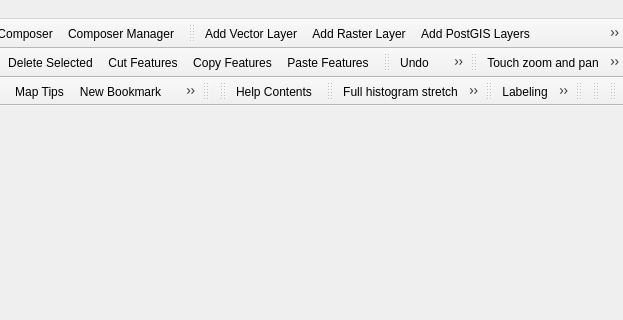
Old version of the form src/ui/qgisapp.ui in the repository qgis/QGIS; both pictures show x 429 to 1052 and y 0 to 320 of the 1052 by 489 pixel window.
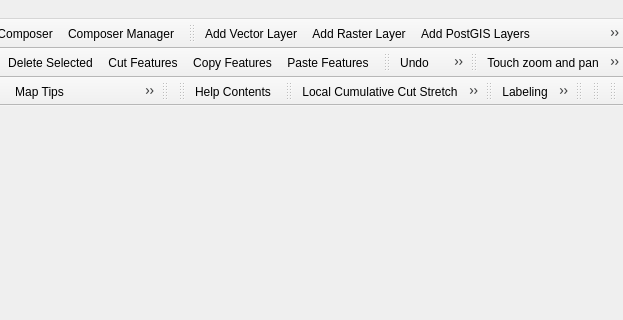
New version of the form. Icons and pictures are not drawn.

Commit message: cumulative cut tools, raster stretching moved from qgisapp to raster layer, unfortunately one control image has also be changed because stretching changed from GDALComputeRasterMinMax which gives for tests/testdata/landsat.tif 3. band min/max 57/157 to GDALComputeRasterStatistics which gives 51/172

Diff of the .ui file:
```diff
--- a/src/ui/qgisapp.ui
+++ b/src/ui/qgisapp.ui
@@ -385,8 +385,10 @@
    <attribute name="toolBarBreak">
     <bool>false</bool>
    </attribute>
-   <addaction name="mActionFullHistogramStretch"/>
+   <addaction name="mActionLocalCumulativeCutStretch"/>
+   <addaction name="mActionFullCumulativeCutStretch"/>
    <addaction name="mActionLocalHistogramStretch"/>
+   <addaction name="mActionFullHistogramStretch"/>
   </widget>
   <widget class="QToolBar" name="mLabelToolBar">
    <property name="windowTitle">
@@ -1748,6 +1750,30 @@
     <string>New Blank Project</string>
    </property>
   </action>
+  <action name="mActionLocalCumulativeCutStretch">
+   <property name="icon">
+    <iconset resource="../../images/images.qrc">
+     <normaloff>:/images/themes/default/mActionLocalCumulativeCutStretch.png</normaloff>:/images/themes/default/mActionLocalCumulativeCutStretch.png</iconset>
+   </property>
+   <property name="text">
+    <string>Local Cumulative Cut Stretch</string>
+   </property>
+   <property name="toolTip">
+    <string>Local cumulative cut stretch using current extent, default limits and estimated values.</string>
+   </property>
+  </action>
+  <action name="mActionFullCumulativeCutStretch">
+   <property name="icon">
+    <iconset resource="../../images/images.qrc">
+     <normaloff>:/images/themes/default/mActionFullCumulativeCutStretch.png</normaloff>:/images/themes/default/mActionFullCumulativeCutStretch.png</iconset>
+   </property>
+   <property name="text">
+    <string>Full Dataset Cumulative Cut Stretch</string>
+   </property>
+   <property name="toolTip">
+    <string>Cumulative cut stretch using full dataset extent, default limits and estimated values.</string>
+   </property>
+  </action>
  </widget>
  <resources>
   <include location="../../images/images.qrc"/>
```
Left out of the diff: 14 changed lines with no effect on the pictures. The commit also changes 12 other files.
